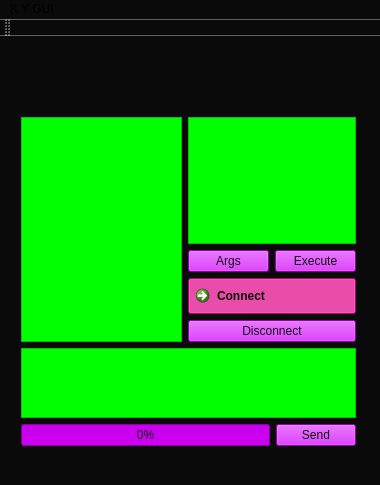
Before: the Qt Designer form mainwindow.ui in StronglogicSolutions/ky_gui, drawn with Qt 5.
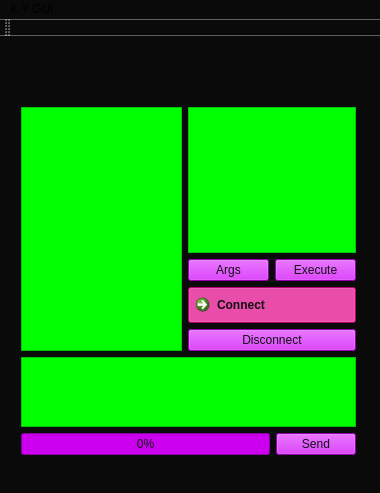
After: the same form once the commit is applied. Icons and pictures are not drawn.

What changed in the file:
```diff
--- a/mainwindow.ui
+++ b/mainwindow.ui
@@ -7,7 +7,7 @@
     <x>0</x>
     <y>0</y>
     <width>380</width>
-    <height>485</height>
+    <height>493</height>
    </rect>
   </property>
   <property name="windowTitle">
@@ -45,9 +45,9 @@
     <property name="geometry">
      <rect>
       <x>10</x>
-      <y>70</y>
+      <y>60</y>
       <width>357</width>
-      <height>351</height>
+      <height>370</height>
      </rect>
     </property>
     <layout class="QGridLayout" name="gridLayout_2">
```
Left out of the diff: 180 changed lines with no effect on the pictures.
